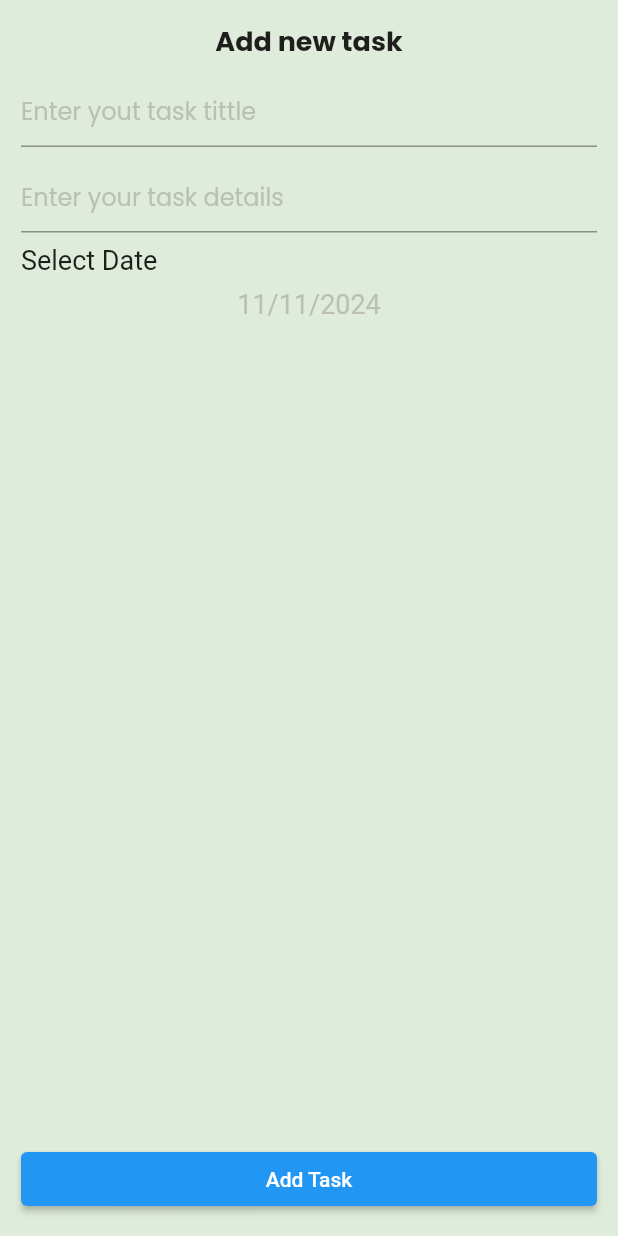
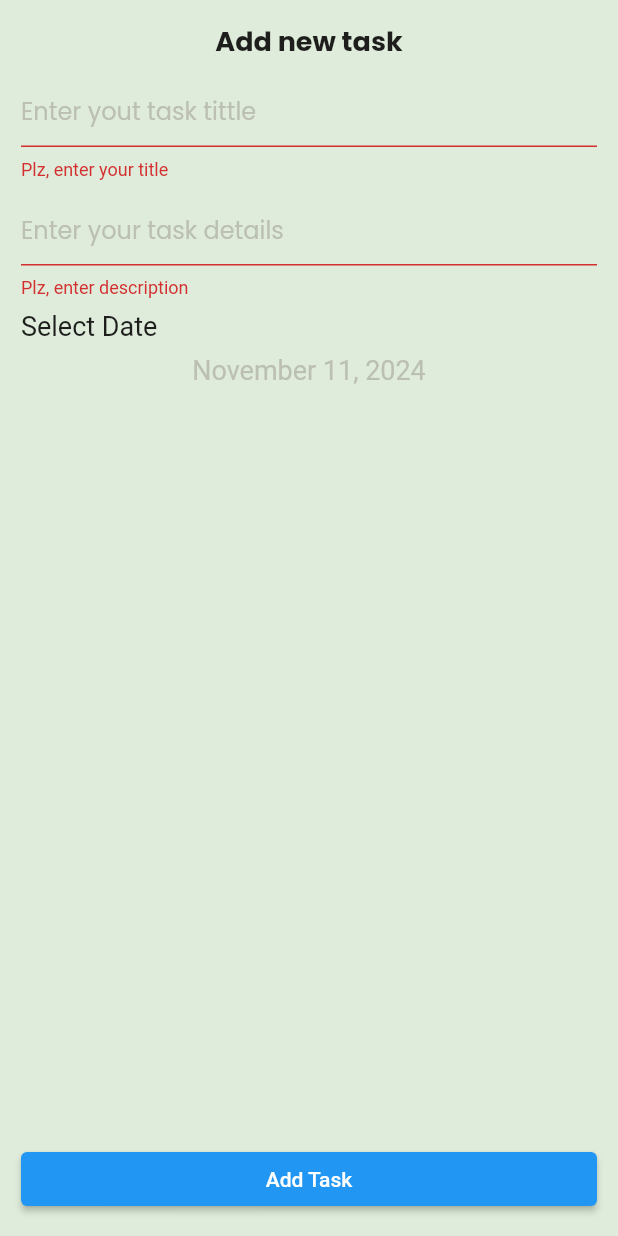
Before and after one commit to ahmeedmoheey/todo_app_1, a Flutter app: the AddTaskBottomSheet widget shown alone on an empty page, opened directly, after a tap on "Add Task", on a phone screen of 412 x 824 dp. Run offline on Flutter 3.47's test engine with Material 3 defaults, Android fonts, the phone set to English and light mode, and no system bars; our stand-ins replace cloud_firestore, easy_date_timeline, firebase_core, flutter_slidable, google_fonts; accounts and stored records are empty.

Commit message:
+TodoDM +dateformated +date ex

```diff
--- a/lib/config/my_them/my_theme.dart
+++ b/lib/config/my_them/my_theme.dart
@@ -2,7 +2,6 @@ import 'package:flutter/material.dart';
 
 import '../../core/utils/colors_manager.dart';
 import '../../core/utils/my_text_style.dart';
-
 
 class MyTheme {
   static ThemeData lightTheme = ThemeData(
@@ -10,9 +9,9 @@ class MyTheme {
     primaryColor: ColorsManager.blue,
     appBarTheme: AppBarTheme(
       backgroundColor: ColorsManager.blue,
-      elevation: 4    ,
+      elevation: 0    ,
       centerTitle: true,
-      titleTextStyle:MyTextStyles.lightAppBarTextStyle,
+      titleTextStyle:MyTextStyle.lightAppBarTextStyle,
     ),
     scaffoldBackgroundColor: ColorsManager.scaffoldBgLight,
     bottomNavigationBarTheme:  const  BottomNavigationBarThemeData(
@@ -54,7 +53,7 @@ class MyTheme {
     ),
     dividerColor: ColorsManager.blue,
     textTheme: TextTheme(
-      titleMedium: MyTextStyles.cardTittleTextStyle,
+      titleMedium: MyTextStyle.cardTittleTextStyle,
     ),
 
   );
@@ -65,7 +64,7 @@ class MyTheme {
       backgroundColor: ColorsManager.blue,
       elevation: 4    ,
       centerTitle: true,
-      titleTextStyle:MyTextStyles.lightAppBarTextStyle,
+      titleTextStyle:MyTextStyle.lightAppBarTextStyle,
     ),
     scaffoldBackgroundColor: ColorsManager.darkBg,
     bottomNavigationBarTheme:  const  BottomNavigationBarThemeData(
@@ -109,7 +108,7 @@ class MyTheme {
     ),
     dividerColor: ColorsManager.darkBg,
     textTheme: TextTheme(
-      titleMedium: MyTextStyles.cardTittleTextStyle,
+      titleMedium: MyTextStyle.cardTittleTextStyle,
     ),
 
   );
--- a/lib/core/resuable_components/task_item.dart
+++ b/lib/core/resuable_components/task_item.dart
@@ -1,22 +1,21 @@
 import 'package:flutter/material.dart';
 import 'package:flutter_slidable/flutter_slidable.dart';
+import 'package:todo_app_1/data_base_manager/todo_dm.dart';
 
 import '../utils/colors_manager.dart';
 
 class TaskItem extends StatelessWidget {
-  const TaskItem({super.key});
-
+  TaskItem({super.key, required this.todo});
+  TodoDM todo ;
   @override
   Widget build(BuildContext context) {
     return Container(
       margin: EdgeInsets.all(8),
       child: Slidable(
-
         startActionPane:  ActionPane(
           extentRatio: 0.3,
           // A motion is a widget used to control how the pane animates.
           motion: const DrawerMotion(),
-
           // A pane can dismiss the Slidable.
           // dismissible: DismissiblePane(onDismissed: () {}),
 
@@ -67,8 +66,9 @@ class TaskItem extends StatelessWidget {
                 SizedBox(width: 25 ,),
                 Column(
                   children: [
-                    Text('Task Title ',style: Theme.of(context).textTheme.titleMedium),
+                    Text(todo.title,style: Theme.of(context).textTheme.titleMedium),
                     SizedBox(height: 12,),
+                    Text(todo.description,style: Theme.of(context).textTheme.titleMedium),
                     Row(
                       mainAxisAlignment: MainAxisAlignment.start,
                       children: [
--- a/lib/core/utils/colors_manager.dart
+++ b/lib/core/utils/colors_manager.dart
@@ -7,9 +7,9 @@ class ColorsManager {
   static const Color scaffoldBgLight  = Color(0xFFDFECDB);
   static const Color addTaskBottom  = Color(0xFFA9A9A99C);
   static const Color  darkBg  = Color(0xFF141922);
-
-
-
-
+  static const Color greenAccent = Color(0xFFDFECDB);
+  static const Color fieldBlack = Color(0xFF000000);
+  static const Color blackAccent = Color(0xFF383838);
+  static const Color black = Color(0xFF303030);
 
 }
--- a/lib/core/utils/date_utils.dart
+++ b/lib/core/utils/date_utils.dart
@@ -1,6 +1,18 @@
+//
+// import 'package:intl/intl.dart';
+//  String dateFormatted (DateTime date){
+//      final DateFormat formatter = DateFormat.yMd();
+//      return formatter.format(date);
+//    }
+import 'package:todo_app_1/date_ex/date_ex.dart';
 
-import 'package:intl/intl.dart';
- String dateFormatted (DateTime date){
-     final DateFormat formatter = DateFormat.yMd();
-     return formatter.format(date);
-   }
+extension FormatDate on DateTime {
+  String get toFormattedDate=> '$day - $month - $year';
+  String get getDay{
+    List<String> weekDays = ['SAT', 'SUN' , 'MON', 'TUE', 'WED', 'THU', 'FRI' ];
+    DateTime date = DateTime.now();
+    return weekDays[weekday - 1];
+  }
+
+
+}
--- a/lib/core/utils/my_text_style.dart
+++ b/lib/core/utils/my_text_style.dart
@@ -2,7 +2,8 @@ import 'package:flutter/material.dart';
 import 'package:google_fonts/google_fonts.dart';
 import 'colors_manager.dart';
 
-class MyTextStyles{
+class MyTextStyle{
+
   static  TextStyle? lightAppBarTextStyle =  const TextStyle(
   fontSize: 22,
   fontWeight: FontWeight.w700,
--- /dev/null
+++ b/lib/data_base_manager/todo_dm.dart
@@ -0,0 +1,31 @@
+import 'package:cloud_firestore/cloud_firestore.dart';
+class TodoDM {
+  static const String collectionName = 'todo';
+  String id;
+  String title;
+  String description;
+  Timestamp date;
+  bool isDone;
+  TodoDM(
+      {required this.id,
+        required this.title,
+        required this.description,
+        required this.date,
+        required this.isDone});
+  Map<String, dynamic> toFireStore() => {
+    'id': id,
+    'title': title,
+    'description': description,
+    'dateTime': date,
+    'isDone': isDone,
+  };
+  TodoDM.fromFireStore(Map<String, dynamic> data)
+      : this(
+    id: data['id'],
+    title: data['title'],
+    description: data['description'],
+    date: data['dateTime'].toDate(),
+    // timeStamp
+    isDone: data['isDone'],
+  );
+}
--- /dev/null
+++ b/lib/date_ex/date_formatted.dart
@@ -0,0 +1,7 @@
+import 'package:intl/intl.dart';
+
+String formatDate(DateTime date) {
+  DateFormat formatter = DateFormat.yMMMMd('en_US');
+  return formatter.format(date);
+}
+// month day year
--- a/lib/presentation/screens/add_task_bottom_sheet/Add_task_bottom_sheet.dart
+++ b/lib/presentation/screens/add_task_bottom_sheet/Add_task_bottom_sheet.dart
@@ -1,8 +1,12 @@
+
+import 'package:cloud_firestore/cloud_firestore.dart';
 import 'package:flutter/material.dart';
 import 'package:google_fonts/google_fonts.dart';
+import 'package:todo_app_1/data_base_manager/todo_dm.dart';
 
 import '../../../core/utils/colors_manager.dart';
 import '../../../core/utils/date_utils.dart';
+import '../../../date_ex/date_formatted.dart';
 
 
 class AddTaskBottomSheet extends StatefulWidget {
@@ -12,8 +16,6 @@ class AddTaskBottomSheet extends StatefulWidget {
 
   static void show(BuildContext context){
     showModalBottomSheet(
-
-
       context: context, builder: (context) => Padding(
       padding: MediaQuery.of(context).viewInsets,
       child: AddTaskBottomSheet(),
@@ -23,11 +25,16 @@ class AddTaskBottomSheet extends StatefulWidget {
 
 class _AddTaskBottomSheetState extends State<AddTaskBottomSheet> {
   DateTime userSelectedDate =DateTime.now();
+  TextEditingController titleController = TextEditingController();
+  TextEditingController descriptionController = TextEditingController();
+  var formKey = GlobalKey<FormState>();
 
   @override
   Widget build(BuildContext context) {
     return Container(
       padding: EdgeInsets.all(14),
+      child: Form(
+        key: formKey,
         child: Column(
           crossAxisAlignment: CrossAxisAlignment.stretch,
           children: [
@@ -37,6 +44,12 @@ class _AddTaskBottomSheetState extends State<AddTaskBottomSheet> {
             )),
             const SizedBox(height: 8,),
             TextFormField(
+              validator: (input) {
+                if(input== null || input.trim().isEmpty){
+                  return 'Plz, enter your title' ;
+                }
+              },
+              controller: titleController,
               decoration: InputDecoration(
                   hintText: "Enter yout task tittle",
                   hintStyle: TextStyle(
@@ -48,6 +61,12 @@ class _AddTaskBottomSheetState extends State<AddTaskBottomSheet> {
             ),
             const SizedBox(height: 8,),
             TextFormField(
+              validator: (input) {
+                if(input== null || input.trim().isEmpty){
+                  return 'Plz, enter description' ;
+                }
+              },
+              controller: descriptionController,
               decoration: InputDecoration(
                   hintText: "Enter your task details",
                   hintStyle: TextStyle(
@@ -69,24 +88,24 @@ class _AddTaskBottomSheetState extends State<AddTaskBottomSheet> {
                 showTaskDatePicker();
               },
               child: Text(
-              dateFormatted(userSelectedDate),
+                formatDate(userSelectedDate),
                 textAlign: TextAlign.center,style: TextStyle(
                   fontSize: 18,
                   fontWeight: FontWeight.w400,
                   color: ColorsManager.addTaskBottom
               ),),
             ),
-          Spacer(),
+          const  Spacer(),
             ElevatedButton(onPressed:() {
-
+               addTodoFireStore ();
             },
                 child: Text('Add Task'))
 
           ],
         ),
+      ),
     );
   }
-
   void showTaskDatePicker() async {
     userSelectedDate = await showDatePicker(
         context: context,
@@ -97,4 +116,25 @@ class _AddTaskBottomSheetState extends State<AddTaskBottomSheet> {
 
     });
   }
+
+  void addTodoFireStore() {
+   if (formKey.currentState?.validate()==false) return;
+     CollectionReference todoCollection= FirebaseFirestore.instance.collection(TodoDM.collectionName);
+     DocumentReference doc = todoCollection.doc();
+     TodoDM todo = TodoDM(
+       id: doc.id,
+       title: titleController.text,
+       description: descriptionController.text,
+       date: Timestamp.fromMillisecondsSinceEpoch(userSelectedDate.millisecond),
+       isDone: false
+     );
+     doc.set(todo.toFireStore())
+         .then((_){},).
+     onError((error, stackTrace){},).
+     timeout(Duration(milliseconds: 500),onTimeout: (){
+       if(mounted){
+         Navigator.pop(context);
        }
+     },);
+  }
+}
--- a/pubspec.yaml
+++ b/pubspec.yaml
@@ -39,6 +39,8 @@ dependencies:
   flutter_slidable: ^3.1.1
   google_fonts: ^5.0.0
   intl: ^0.19.0
+  firebase_core: ^2.24.2
+  cloud_firestore: ^4.14.0
 
 
 dev_dependencies:
```
Also changed, not shown: lib/date_ex/date_ex.dart (added, +26 -0 lines), lib/main.dart (+13 -2 lines), lib/presentation/screens/tabs/settings_tab/settings_tab.dart (+5 -9 lines), lib/presentation/screens/tabs/task_tab/task_tab.dart (+81 -56 lines), lib/my_application/my_application.dart (line endings or trailing spaces), pubspec.lock, 7 other files. Lines whose indentation alone changed are shown as unchanged.
